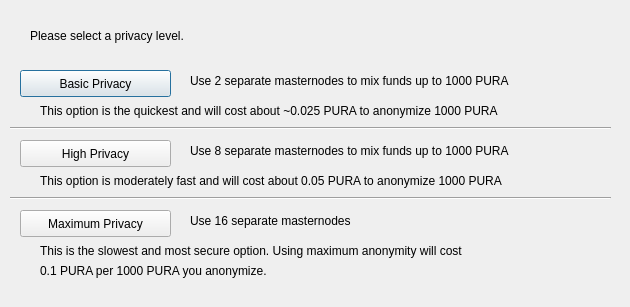
The window that src/qt/forms/darksendconfig.ui (finddabug/PURA-12.0) describes before a commit, drawn with Qt 5.
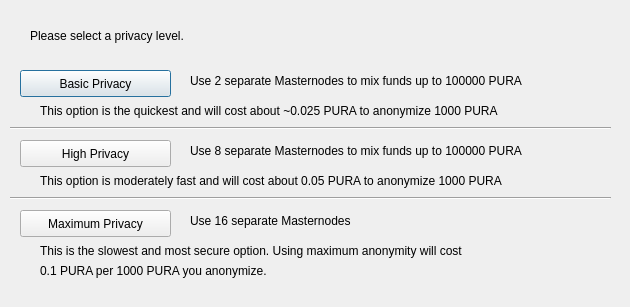
The same window after the commit.

Commit message: Remove Darksend and change to PrivatePay

The edit to the form file:
```diff
--- a/src/qt/forms/darksendconfig.ui
+++ b/src/qt/forms/darksendconfig.ui
@@ -75,7 +75,7 @@
     </rect>
    </property>
    <property name="text">
-    <string>Use 2 separate masternodes to mix funds up to 1000 PURA</string>
+    <string>Use 2 separate Masternodes to mix funds up to 100000 PURA</string>
    </property>
   </widget>
   <widget class="QLabel" name="label_3">
@@ -88,7 +88,7 @@
     </rect>
    </property>
    <property name="text">
-    <string>Use 8 separate masternodes to mix funds up to 1000 PURA</string>
+    <string>Use 8 separate Masternodes to mix funds up to 100000 PURA</string>
    </property>
   </widget>
   <widget class="QLabel" name="label_4">
@@ -101,7 +101,7 @@
     </rect>
    </property>
    <property name="text">
-    <string>Use 16 separate masternodes</string>
+    <string>Use 16 separate Masternodes</string>
    </property>
   </widget>
   <widget class="QLabel" name="label_6">
```
